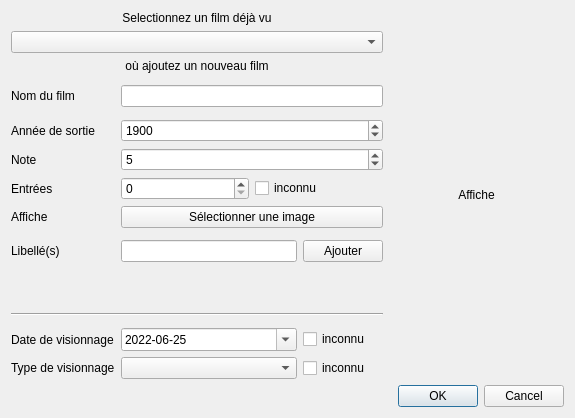
Old version of the form Dialogs/AddViewDialog.ui in the repository AmbreM71/MovieManager.
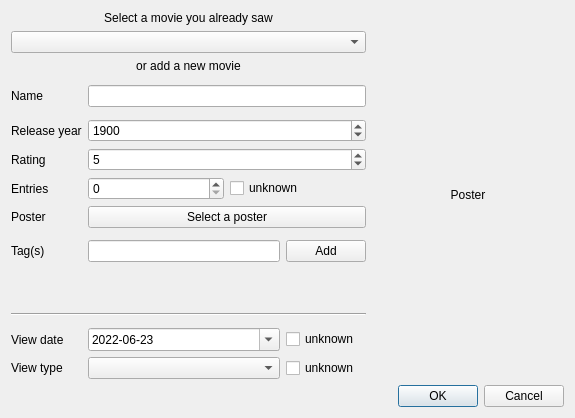
New version of the form.

The edit to the form file:
```diff
--- a/Dialogs/AddViewDialog.ui
+++ b/Dialogs/AddViewDialog.ui
@@ -46,7 +46,7 @@
    <item row="8" column="0">
     <widget class="QLabel" name="EntriesLabel">
      <property name="text">
-      <string>Entrées</string>
+      <string>Entries</string>
      </property>
      <property name="alignment">
       <set>Qt::AlignLeading|Qt::AlignLeft|Qt::AlignVCenter</set>
@@ -95,7 +95,7 @@
       <enum>Qt::LeftToRight</enum>
      </property>
      <property name="text">
-      <string>Selectionnez un film déjà vu</string>
+      <string>Select a movie you already saw</string>
      </property>
      <property name="alignment">
       <set>Qt::AlignCenter</set>
@@ -127,14 +127,14 @@
       </sizepolicy>
      </property>
      <property name="text">
-      <string>inconnu</string>
+      <string>unknown</string>
      </property>
     </widget>
    </item>
    <item row="11" column="0">
     <widget class="QLabel" name="TagsLabel">
      <property name="text">
-      <string>Libellé(s)</string>
+      <string>Tag(s)</string>
      </property>
     </widget>
    </item>
@@ -148,14 +148,14 @@
    <item row="4" column="0">
     <widget class="QLabel" name="MovieNameLabel">
      <property name="text">
-      <string>Nom du film</string>
+      <string>Name</string>
      </property>
     </widget>
    </item>
    <item row="20" column="2">
     <widget class="QCheckBox" name="UnknownViewDateCheckbox">
      <property name="text">
-      <string>inconnu</string>
+      <string>unknown</string>
      </property>
      <property name="checked">
       <bool>false</bool>
@@ -165,7 +165,7 @@
    <item row="20" column="0">
     <widget class="QLabel" name="MovieViewDateLabel">
      <property name="text">
-      <string>Date de visionnage</string>
+      <string>View date</string>
      </property>
     </widget>
    </item>
@@ -178,14 +178,14 @@
       </sizepolicy>
      </property>
      <property name="text">
-      <string>Ajouter</string>
+      <string>Add</string>
      </property>
     </widget>
    </item>
    <item row="9" column="0">
     <widget class="QLabel" name="PosterTextLabel">
      <property name="text">
-      <string>Affiche</string>
+      <string>Poster</string>
      </property>
     </widget>
    </item>
@@ -195,7 +195,7 @@
    <item row="7" column="0">
     <widget class="QLabel" name="MovieRatingLabel">
      <property name="text">
-      <string>Note</string>
+      <string>Rating</string>
      </property>
     </widget>
    </item>
@@ -209,7 +209,7 @@
    <item row="2" column="0" colspan="3">
     <widget class="QLabel" name="NewMovieLabel">
      <property name="text">
-      <string>où ajoutez un nouveau film</string>
+      <string>or add a new movie</string>
      </property>
      <property name="alignment">
       <set>Qt::AlignCenter</set>
@@ -219,7 +219,7 @@
    <item row="21" column="0">
     <widget class="QLabel" name="MovieViewTypeLabel">
      <property name="text">
-      <string>Type de visionnage</string>
+      <string>View type</string>
      </property>
     </widget>
    </item>
@@ -232,7 +232,7 @@
       </sizepolicy>
      </property>
      <property name="text">
-      <string>Affiche</string>
+      <string>Poster</string>
      </property>
      <property name="alignment">
       <set>Qt::AlignCenter</set>
@@ -242,7 +242,7 @@
    <item row="6" column="0">
     <widget class="QLabel" name="MovieReleaseYearLabel">
      <property name="text">
-      <string>Année de sortie</string>
+      <string>Release year</string>
      </property>
     </widget>
    </item>
@@ -271,7 +271,7 @@
        <second>0</second>
        <year>2022</year>
        <month>6</month>
-       <day>25</day>
+       <day>23</day>
       </datetime>
      </property>
      <property name="maximumDateTime">
@@ -291,7 +291,7 @@
        <second>0</second>
        <year>1899</year>
        <month>12</month>
-       <day>19</day>
+       <day>17</day>
       </datetime>
      </property>
      <property name="displayFormat">
@@ -305,7 +305,7 @@
    <item row="9" column="1" colspan="2">
     <widget class="QPushButton" name="PosterButton">
      <property name="text">
-      <string>Sélectionner une image</string>
+      <string>Select a poster</string>
      </property>
     </widget>
    </item>
@@ -334,7 +334,7 @@
       <item>
        <widget class="QCheckBox" name="UnknownEntriesCheckbox">
         <property name="text">
-         <string>inconnu</string>
+         <string>unknown</string>
         </property>
        </widget>
       </item>
```
Left out of the diff: 2 changed lines with no effect on the pictures.
